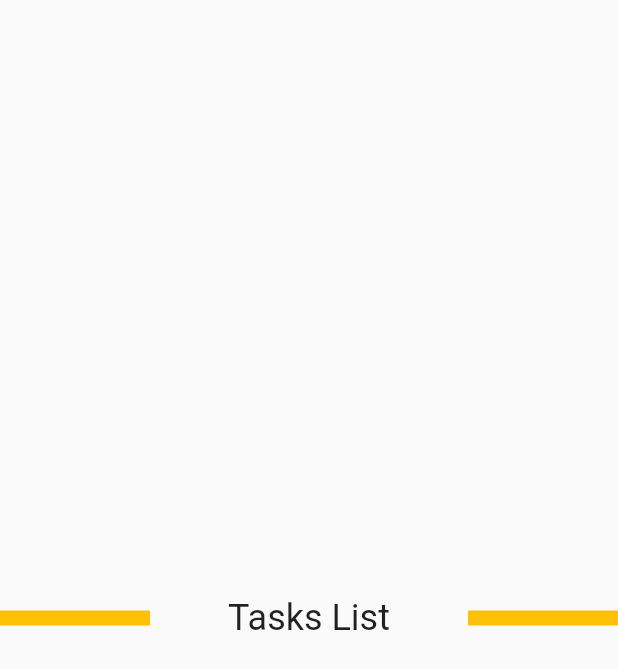
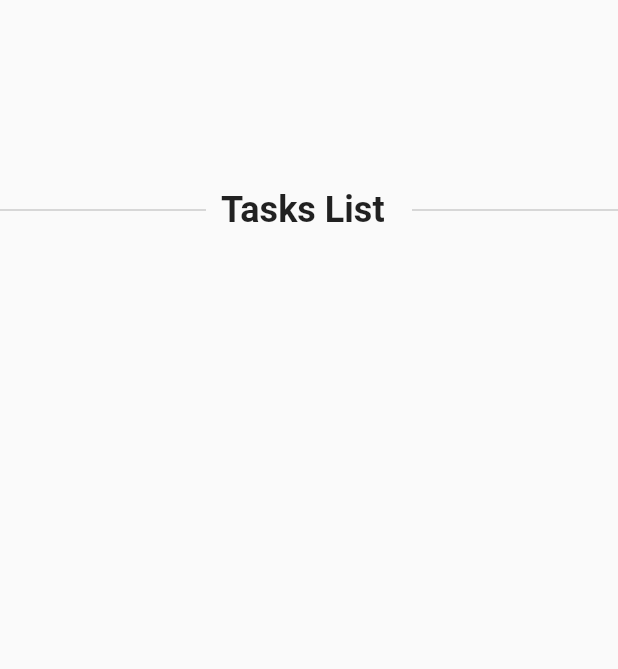
Before and after one commit to pedromassango/flutter-tasky-app, a Flutter app: the screen it shows after launch, on a phone screen of 412 x 824 dp. Shown: the top 669 px of the screen. Run offline on Flutter 3.47's test engine with Material 2 defaults, Android fonts, the phone set to English and light mode, and no system bars.

Commit message:
Title header almost ready

```diff
--- a/lib/main.dart
+++ b/lib/main.dart
@@ -27,27 +27,51 @@ class _HomePageState extends State<HomePage> {
   @override
   Widget build(BuildContext context) {
     return Scaffold(
-        body: Column(children: <Widget>[
+      body: Center(
+        heightFactor: 10.0,
+        child: Row(
+          crossAxisAlignment: CrossAxisAlignment.center,
+          children: <Widget>[
+            Expanded(
+              flex: 2,
+              child: Container( color: Colors.grey, height: 0.5,),
+            ),
+            Expanded(
+              flex: 2,
+              child: Padding(
+                padding: EdgeInsets.only(left: 10.0, right: 0.0),
+                child: Text(mTitle, style: new TextStyle(fontSize: 24.0, fontWeight: FontWeight.bold),)
+              )
+            ),
+            Expanded(
+              flex: 2,
+              child: Container( color: Colors.grey, height: 0.5,),
+            ),
+          ],
+        ),
+      ),
+        /*body: Cen(children: <Widget>[
           Expanded(
             child: Row(
-              mainAxisSize: MainAxisSize.max,
-              mainAxisAlignment: MainAxisAlignment.spaceBetween,
+              crossAxisAlignment: CrossAxisAlignment.center,
               children: <Widget>[
                 Container(color:  Colors.amber,
-                  constraints: BoxConstraints.expand(width: 100.0, height: 10.0),
+                  constraints: BoxConstraints.expand( height: 10.0),
                 ),
-                Text(
-                    mTitle,
-                  style: TextStyle(fontSize: 24.0),
+                Expanded(
+                  flex: 2,
+                  child: Text(mTitle,
+                    style: TextStyle(fontSize: 24.0),
+                  ),
                 ),
                 Container(color:  Colors.amber,
-                  constraints: BoxConstraints.expand(width: 100.0, height: 10.0),
+                  constraints: BoxConstraints.expand(height: 10.0),
                 ),
               ],
             ),
           )
         ]
-        )
+        )*/
     );
   }
 }
```
